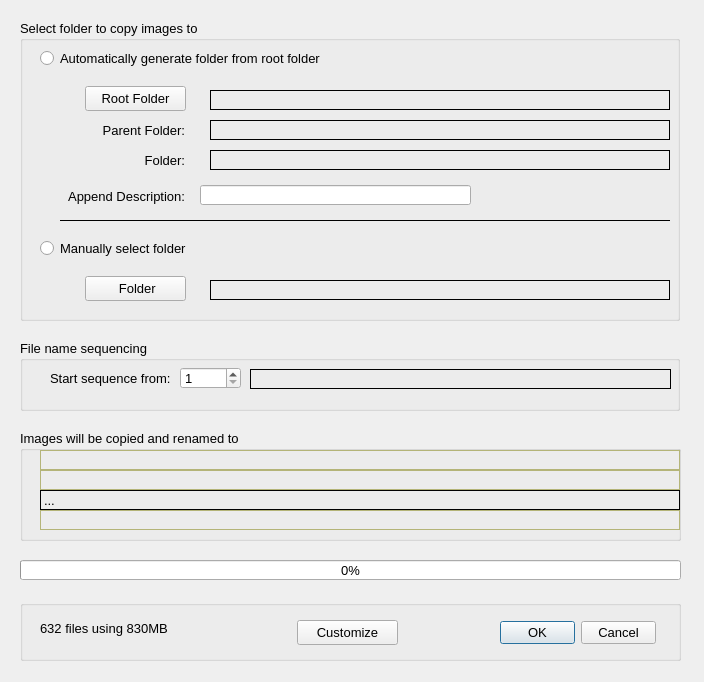
The window that copypickdlg.ui (towhee/Winnow64) describes before a commit, drawn with Qt 5.
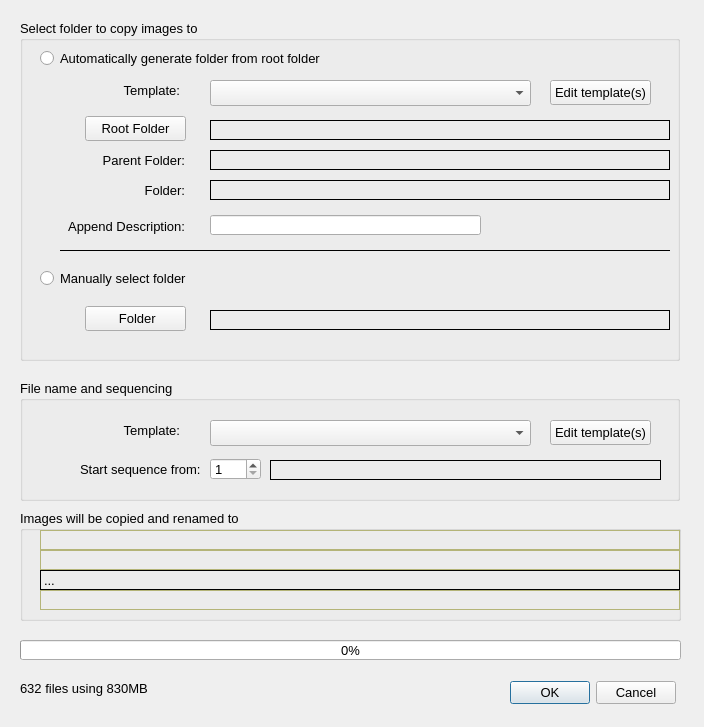
The same window after the commit.

The edit to the form file:
```diff
--- a/copypickdlg.ui
+++ b/copypickdlg.ui
@@ -7,7 +7,7 @@
     <x>0</x>
     <y>0</y>
     <width>704</width>
-    <height>682</height>
+    <height>727</height>
    </rect>
   </property>
   <property name="sizePolicy">
@@ -26,7 +26,7 @@
    <property name="geometry">
     <rect>
      <x>20</x>
-     <y>430</y>
+     <y>510</y>
      <width>661</width>
      <height>111</height>
     </rect>
@@ -449,102 +449,11 @@
     </property>
    </widget>
   </widget>
-  <widget class="QGroupBox" name="groupBox_3">
-   <property name="geometry">
-    <rect>
-     <x>20</x>
-     <y>600</y>
-     <width>661</width>
-     <height>61</height>
-    </rect>
-   </property>
-   <property name="font">
-    <font>
-     <pointsize>10</pointsize>
-    </font>
-   </property>
-   <property name="title">
-    <string/>
-   </property>
-   <widget class="QDialogButtonBox" name="buttonBox">
-    <property name="geometry">
-     <rect>
-      <x>480</x>
-      <y>20</y>
-      <width>156</width>
-      <height>25</height>
-     </rect>
-    </property>
-    <property name="font">
-     <font>
-      <pointsize>10</pointsize>
-      <weight>50</weight>
-      <bold>false</bold>
-     </font>
-    </property>
-    <property name="orientation">
-     <enum>Qt::Horizontal</enum>
-    </property>
-    <property name="standardButtons">
-     <set>QDialogButtonBox::Cancel|QDialogButtonBox::Ok</set>
-    </property>
-   </widget>
-   <widget class="QLabel" name="statsLabel">
-    <property name="geometry">
-     <rect>
-      <x>20</x>
-      <y>20</y>
-      <width>241</width>
-      <height>16</height>
-     </rect>
-    </property>
-    <property name="font">
-     <font>
-      <pointsize>10</pointsize>
-     </font>
-    </property>
-    <property name="text">
-     <string>632 files using 830MB</string>
-    </property>
-   </widget>
-   <widget class="QPushButton" name="tokenEditorBtn">
-    <property name="geometry">
-     <rect>
-      <x>277</x>
-      <y>20</y>
-      <width>101</width>
-      <height>25</height>
-     </rect>
-    </property>
-    <property name="font">
-     <font>
-      <pointsize>10</pointsize>
-      <weight>50</weight>
-      <bold>false</bold>
-     </font>
-    </property>
-    <property name="toolTip">
-     <string>&lt;html&gt;&lt;head/&gt;&lt;body&gt;&lt;p&gt;Select the &lt;span style=&quot; font-weight:600;&quot;&gt;root folder&lt;/span&gt; where your images reside. A new folder will be created in this root folder. The new folder will have the format YYYY-MM-DD_Description.&lt;/p&gt;&lt;p&gt;NOTE: If the image folder has been selected (Folder Button) then that will override the root folder selection.&lt;/p&gt;&lt;p&gt;How the file path is built:&lt;/p&gt;&lt;p&gt;&lt;span style=&quot; color:#fc0107;&quot;&gt;Root Folder&lt;/span&gt; + &lt;span style=&quot; color:#197a17;&quot;&gt;Folder Base &lt;/span&gt;+ &lt;span style=&quot; color:#fd8008;&quot;&gt;Folder Description&lt;/span&gt; + &lt;span style=&quot; color:#0000ff;&quot;&gt;File Base&lt;/span&gt; + &lt;span style=&quot; color:#fc02ff;&quot;&gt;Sequence&lt;/span&gt; + &lt;span style=&quot; color:#996633;&quot;&gt;Suffix&lt;/span&gt;&lt;/p&gt;&lt;p&gt;&lt;span style=&quot; color:#197a17;&quot;&gt;Folder Base&lt;/span&gt; and &lt;span style=&quot; color:#0000ff;&quot;&gt;File Base&lt;/span&gt; = YYYY-MM-DD&lt;/p&gt;&lt;p&gt;Example:&lt;/p&gt;&lt;p&gt;&lt;span style=&quot; color:#fc0107;&quot;&gt;//user/username/pictures/2017-10/&lt;/span&gt;&lt;span style=&quot; color:#197a17;&quot;&gt;2017-10-18&lt;/span&gt;&lt;span style=&quot; color:#fd8008;&quot;&gt;_Paris&lt;/span&gt;/&lt;span style=&quot; color:#0000ff;&quot;&gt;2017-10-18&lt;/span&gt;&lt;span style=&quot; color:#fc02ff;&quot;&gt;_0001&lt;/span&gt;&lt;span style=&quot; color:#996633;&quot;&gt;.cr2&lt;/span&gt;&lt;/p&gt;&lt;/body&gt;&lt;/html&gt;</string>
-    </property>
-    <property name="text">
-     <string>Customize</string>
-    </property>
-    <property name="autoDefault">
-     <bool>false</bool>
-    </property>
-    <property name="default">
-     <bool>false</bool>
-    </property>
-    <property name="flat">
-     <bool>false</bool>
-    </property>
-   </widget>
-  </widget>
   <widget class="QProgressBar" name="progressBar">
    <property name="geometry">
     <rect>
      <x>20</x>
-     <y>560</y>
+     <y>640</y>
      <width>661</width>
      <height>20</height>
     </rect>
@@ -567,7 +476,7 @@
      <x>20</x>
      <y>20</y>
      <width>660</width>
-     <height>301</height>
+     <height>341</height>
     </rect>
    </property>
    <property name="font">
@@ -585,7 +494,7 @@
     <property name="geometry">
      <rect>
       <x>65</x>
-      <y>256</y>
+      <y>286</y>
       <width>101</width>
       <height>25</height>
      </rect>
@@ -617,11 +526,16 @@
     <property name="geometry">
      <rect>
       <x>25</x>
-      <y>100</y>
+      <y>130</y>
       <width>140</width>
       <height>20</height>
      </rect>
     </property>
+    <property name="font">
+     <font>
+      <pointsize>10</pointsize>
+     </font>
+    </property>
     <property name="toolTip">
      <string>&lt;html&gt;&lt;head/&gt;&lt;body&gt;&lt;p&gt;&lt;span style=&quot; font-size:10pt; font-weight:600;&quot;&gt;How auto-generate folder works:&lt;/span&gt;&lt;/p&gt;&lt;p&gt;&lt;span style=&quot; font-size:10pt;&quot;&gt;How the file path is built:&lt;/span&gt;&lt;/p&gt;&lt;p&gt;&lt;span style=&quot; font-size:10pt; color:#000000;&quot;&gt;Root Folder + Folder Path + Folder Base + Folder Description + File Base + Sequence + Suffix&lt;/span&gt;&lt;/p&gt;&lt;p&gt;&lt;span style=&quot; font-size:10pt; font-weight:600; color:#000000;&quot;&gt;Root folder&lt;/span&gt;&lt;span style=&quot; font-size:10pt; color:#000000;&quot;&gt;: root where your images reside ie &lt;/span&gt;&lt;span style=&quot; font-size:10pt; color:#0000ff;&quot;&gt;//user/username/pictures or E:/&lt;/span&gt;&lt;/p&gt;&lt;p&gt;&lt;span style=&quot; font-size:10pt; font-weight:600; color:#000000;&quot;&gt;Folder Path&lt;/span&gt;&lt;span style=&quot; font-size:10pt; color:#000000;&quot;&gt;:  heirarchical structure ie &lt;/span&gt;&lt;span style=&quot; font-size:10pt; color:#0000ff;&quot;&gt;2018/2018-02&lt;/span&gt;&lt;/p&gt;&lt;p&gt;&lt;span style=&quot; font-size:10pt; font-weight:600;&quot;&gt;Folder&lt;/span&gt;&lt;span style=&quot; font-size:10pt;&quot;&gt;:  the folder where the images will be copied in the form FolderBase_Description:&lt;/span&gt;&lt;/p&gt;&lt;p&gt;&lt;span style=&quot; font-size:10pt;&quot;/&gt;&lt;span style=&quot; font-size:10pt; font-weight:600;&quot;&gt; Folder base&lt;/span&gt;&lt;span style=&quot; font-size:10pt;&quot;&gt;:  YYYY-MM-DD ie &lt;/span&gt;&lt;span style=&quot; font-size:10pt; color:#0000ff;&quot;&gt;8018-02-22&lt;br/&gt;&lt;/span&gt;&lt;span style=&quot; font-size:10pt; font-weight:600; color:#000000;&quot;&gt;Folder description&lt;/span&gt;&lt;span style=&quot; font-size:10pt; color:#000000;&quot;&gt;: Description ie &lt;/span&gt;&lt;span style=&quot; font-size:10pt; color:#0000ff;&quot;&gt;Paris&lt;/span&gt;&lt;/p&gt;&lt;p&gt;&lt;span style=&quot; font-size:10pt; font-weight:600;&quot;&gt;File name&lt;/span&gt;&lt;span style=&quot; font-size:10pt;&quot;&gt;:  YYYY-MM-DD_XXXX.cr2  ie &lt;/span&gt;&lt;span style=&quot; font-size:10pt; color:#0000ff;&quot;&gt;2018-02-22_0089.cr2&lt;/span&gt;&lt;/p&gt;&lt;p&gt;&lt;span style=&quot; font-size:10pt; color:#0000ff;&quot;&gt;//user/username/pictures/2018/2018-02/2018-02-22_Paris/2018-02-22_0089.cr2&lt;/span&gt;&lt;/p&gt;&lt;/body&gt;&lt;/html&gt;</string>
     </property>
@@ -636,11 +550,16 @@
     <property name="geometry">
      <rect>
       <x>25</x>
-      <y>130</y>
+      <y>160</y>
       <width>140</width>
       <height>20</height>
      </rect>
     </property>
+    <property name="font">
+     <font>
+      <pointsize>10</pointsize>
+     </font>
+    </property>
     <property name="toolTip">
      <string>&lt;html&gt;&lt;head/&gt;&lt;body&gt;&lt;p&gt;&lt;span style=&quot; font-size:10pt; font-weight:600;&quot;&gt;How auto-generate folder works:&lt;/span&gt;&lt;/p&gt;&lt;p&gt;&lt;span style=&quot; font-size:10pt;&quot;&gt;How the file path is built:&lt;/span&gt;&lt;/p&gt;&lt;p&gt;&lt;span style=&quot; font-size:10pt; color:#000000;&quot;&gt;Root Folder + Folder Path + Folder Base + Folder Description + File Base + Sequence + Suffix&lt;/span&gt;&lt;/p&gt;&lt;p&gt;&lt;span style=&quot; font-size:10pt; font-weight:600; color:#000000;&quot;&gt;Root folder&lt;/span&gt;&lt;span style=&quot; font-size:10pt; color:#000000;&quot;&gt;: root where your images reside ie &lt;/span&gt;&lt;span style=&quot; font-size:10pt; color:#0000ff;&quot;&gt;//user/username/pictures or E:/&lt;/span&gt;&lt;/p&gt;&lt;p&gt;&lt;span style=&quot; font-size:10pt; font-weight:600; color:#000000;&quot;&gt;Folder Path&lt;/span&gt;&lt;span style=&quot; font-size:10pt; color:#000000;&quot;&gt;:  heirarchical structure ie &lt;/span&gt;&lt;span style=&quot; font-size:10pt; color:#0000ff;&quot;&gt;2018/2018-02&lt;/span&gt;&lt;/p&gt;&lt;p&gt;&lt;span style=&quot; font-size:10pt; font-weight:600;&quot;&gt;Folder&lt;/span&gt;&lt;span style=&quot; font-size:10pt;&quot;&gt;:  the folder where the images will be copied in the form FolderBase_Description:&lt;/span&gt;&lt;/p&gt;&lt;p&gt;&lt;span style=&quot; font-size:10pt;&quot;/&gt;&lt;span style=&quot; font-size:10pt; font-weight:600;&quot;&gt; Folder base&lt;/span&gt;&lt;span style=&quot; font-size:10pt;&quot;&gt;:  YYYY-MM-DD ie &lt;/span&gt;&lt;span style=&quot; font-size:10pt; color:#0000ff;&quot;&gt;8018-02-22&lt;br/&gt;&lt;/span&gt;&lt;span style=&quot; font-size:10pt; font-weight:600; color:#000000;&quot;&gt;Folder description&lt;/span&gt;&lt;span style=&quot; font-size:10pt; color:#000000;&quot;&gt;: Description ie &lt;/span&gt;&lt;span style=&quot; font-size:10pt; color:#0000ff;&quot;&gt;Paris&lt;/span&gt;&lt;/p&gt;&lt;p&gt;&lt;span style=&quot; font-size:10pt; font-weight:600;&quot;&gt;File name&lt;/span&gt;&lt;span style=&quot; font-size:10pt;&quot;&gt;:  YYYY-MM-DD_XXXX.cr2  ie &lt;/span&gt;&lt;span style=&quot; font-size:10pt; color:#0000ff;&quot;&gt;2018-02-22_0089.cr2&lt;/span&gt;&lt;/p&gt;&lt;p&gt;&lt;span style=&quot; font-size:10pt; color:#0000ff;&quot;&gt;//user/username/pictures/2018/2018-02/2018-02-22_Paris/2018-02-22_0089.cr2&lt;/span&gt;&lt;/p&gt;&lt;/body&gt;&lt;/html&gt;</string>
     </property>
@@ -674,8 +593,8 @@
    <widget class="QLineEdit" name="descriptionLineEdit">
     <property name="geometry">
      <rect>
-      <x>180</x>
-      <y>165</y>
+      <x>190</x>
+      <y>195</y>
       <width>271</width>
       <height>20</height>
      </rect>
@@ -693,7 +612,7 @@
     <property name="geometry">
      <rect>
       <x>20</x>
-      <y>220</y>
+      <y>250</y>
       <width>511</width>
       <height>17</height>
      </rect>
@@ -713,7 +632,7 @@
     <property name="geometry">
      <rect>
       <x>190</x>
-      <y>260</y>
+      <y>290</y>
       <width>460</width>
       <height>20</height>
      </rect>
@@ -737,7 +656,7 @@
     <property name="geometry">
      <rect>
       <x>65</x>
-      <y>66</y>
+      <y>96</y>
       <width>101</width>
       <height>25</height>
      </rect>
@@ -769,7 +688,7 @@
     <property name="geometry">
      <rect>
       <x>190</x>
-      <y>70</y>
+      <y>100</y>
       <width>460</width>
       <height>20</height>
      </rect>
@@ -793,7 +712,7 @@
     <property name="geometry">
      <rect>
       <x>190</x>
-      <y>100</y>
+      <y>130</y>
       <width>460</width>
       <height>20</height>
      </rect>
@@ -817,7 +736,7 @@
     <property name="geometry">
      <rect>
       <x>190</x>
-      <y>130</y>
+      <y>160</y>
       <width>460</width>
       <height>20</height>
      </rect>
@@ -844,7 +763,7 @@
     <property name="geometry">
      <rect>
       <x>25</x>
-      <y>166</y>
+      <y>196</y>
       <width>140</width>
       <height>20</height>
      </rect>
@@ -868,7 +787,7 @@
     <property name="geometry">
      <rect>
       <x>40</x>
-      <y>200</y>
+      <y>230</y>
       <width>610</width>
       <height>1</height>
      </rect>
@@ -883,14 +802,83 @@
      <enum>Qt::Horizontal</enum>
     </property>
    </widget>
+   <widget class="QLabel" name="label_4">
+    <property name="geometry">
+     <rect>
+      <x>20</x>
+      <y>60</y>
+      <width>140</width>
+      <height>20</height>
+     </rect>
+    </property>
+    <property name="font">
+     <font>
+      <pointsize>10</pointsize>
+     </font>
+    </property>
+    <property name="toolTip">
+     <string>&lt;html&gt;&lt;head/&gt;&lt;body&gt;&lt;p&gt;&lt;span style=&quot; font-size:10pt; font-weight:600;&quot;&gt;How auto-generate folder works:&lt;/span&gt;&lt;/p&gt;&lt;p&gt;&lt;span style=&quot; font-size:10pt;&quot;&gt;How the file path is built:&lt;/span&gt;&lt;/p&gt;&lt;p&gt;&lt;span style=&quot; font-size:10pt; color:#000000;&quot;&gt;Root Folder + Folder Path + Folder Base + Folder Description + File Base + Sequence + Suffix&lt;/span&gt;&lt;/p&gt;&lt;p&gt;&lt;span style=&quot; font-size:10pt; font-weight:600; color:#000000;&quot;&gt;Root folder&lt;/span&gt;&lt;span style=&quot; font-size:10pt; color:#000000;&quot;&gt;: root where your images reside ie &lt;/span&gt;&lt;span style=&quot; font-size:10pt; color:#0000ff;&quot;&gt;//user/username/pictures or E:/&lt;/span&gt;&lt;/p&gt;&lt;p&gt;&lt;span style=&quot; font-size:10pt; font-weight:600; color:#000000;&quot;&gt;Folder Path&lt;/span&gt;&lt;span style=&quot; font-size:10pt; color:#000000;&quot;&gt;:  heirarchical structure ie &lt;/span&gt;&lt;span style=&quot; font-size:10pt; color:#0000ff;&quot;&gt;2018/2018-02&lt;/span&gt;&lt;/p&gt;&lt;p&gt;&lt;span style=&quot; font-size:10pt; font-weight:600;&quot;&gt;Folder&lt;/span&gt;&lt;span style=&quot; font-size:10pt;&quot;&gt;:  the folder where the images will be copied in the form FolderBase_Description:&lt;/span&gt;&lt;/p&gt;&lt;p&gt;&lt;span style=&quot; font-size:10pt;&quot;/&gt;&lt;span style=&quot; font-size:10pt; font-weight:600;&quot;&gt; Folder base&lt;/span&gt;&lt;span style=&quot; font-size:10pt;&quot;&gt;:  YYYY-MM-DD ie &lt;/span&gt;&lt;span style=&quot; font-size:10pt; color:#0000ff;&quot;&gt;8018-02-22&lt;br/&gt;&lt;/span&gt;&lt;span style=&quot; font-size:10pt; font-weight:600; color:#000000;&quot;&gt;Folder description&lt;/span&gt;&lt;span style=&quot; font-size:10pt; color:#000000;&quot;&gt;: Description ie &lt;/span&gt;&lt;span style=&quot; font-size:10pt; color:#0000ff;&quot;&gt;Paris&lt;/span&gt;&lt;/p&gt;&lt;p&gt;&lt;span style=&quot; font-size:10pt; font-weight:600;&quot;&gt;File name&lt;/span&gt;&lt;span style=&quot; font-size:10pt;&quot;&gt;:  YYYY-MM-DD_XXXX.cr2  ie &lt;/span&gt;&lt;span style=&quot; font-size:10pt; color:#0000ff;&quot;&gt;2018-02-22_0089.cr2&lt;/span&gt;&lt;/p&gt;&lt;p&gt;&lt;span style=&quot; font-size:10pt; color:#0000ff;&quot;&gt;//user/username/pictures/2018/2018-02/2018-02-22_Paris/2018-02-22_0089.cr2&lt;/span&gt;&lt;/p&gt;&lt;/body&gt;&lt;/html&gt;</string>
+    </property>
+    <property name="text">
+     <string>Template:</string>
+    </property>
+    <property name="alignment">
+     <set>Qt::AlignRight|Qt::AlignTrailing|Qt::AlignVCenter</set>
+    </property>
+   </widget>
+   <widget class="QComboBox" name="comboBox">
+    <property name="geometry">
+     <rect>
+      <x>190</x>
+      <y>60</y>
+      <width>321</width>
+      <height>26</height>
+     </rect>
+    </property>
+    <property name="currentText">
+     <string/>
+    </property>
+   </widget>
+   <widget class="QPushButton" name="tokenEditorBtn">
+    <property name="geometry">
+     <rect>
+      <x>530</x>
+      <y>60</y>
+      <width>101</width>
+      <height>25</height>
+     </rect>
+    </property>
+    <property name="font">
+     <font>
+      <pointsize>10</pointsize>
+      <weight>50</weight>
+      <bold>false</bold>
+     </font>
+    </property>
+    <property name="toolTip">
+     <string>&lt;html&gt;&lt;head/&gt;&lt;body&gt;&lt;p&gt;Select the &lt;span style=&quot; font-weight:600;&quot;&gt;root folder&lt;/span&gt; where your images reside. A new folder will be created in this root folder. The new folder will have the format YYYY-MM-DD_Description.&lt;/p&gt;&lt;p&gt;NOTE: If the image folder has been selected (Folder Button) then that will override the root folder selection.&lt;/p&gt;&lt;p&gt;How the file path is built:&lt;/p&gt;&lt;p&gt;&lt;span style=&quot; color:#fc0107;&quot;&gt;Root Folder&lt;/span&gt; + &lt;span style=&quot; color:#197a17;&quot;&gt;Folder Base &lt;/span&gt;+ &lt;span style=&quot; color:#fd8008;&quot;&gt;Folder Description&lt;/span&gt; + &lt;span style=&quot; color:#0000ff;&quot;&gt;File Base&lt;/span&gt; + &lt;span style=&quot; color:#fc02ff;&quot;&gt;Sequence&lt;/span&gt; + &lt;span style=&quot; color:#996633;&quot;&gt;Suffix&lt;/span&gt;&lt;/p&gt;&lt;p&gt;&lt;span style=&quot; color:#197a17;&quot;&gt;Folder Base&lt;/span&gt; and &lt;span style=&quot; color:#0000ff;&quot;&gt;File Base&lt;/span&gt; = YYYY-MM-DD&lt;/p&gt;&lt;p&gt;Example:&lt;/p&gt;&lt;p&gt;&lt;span style=&quot; color:#fc0107;&quot;&gt;//user/username/pictures/2017-10/&lt;/span&gt;&lt;span style=&quot; color:#197a17;&quot;&gt;2017-10-18&lt;/span&gt;&lt;span style=&quot; color:#fd8008;&quot;&gt;_Paris&lt;/span&gt;/&lt;span style=&quot; color:#0000ff;&quot;&gt;2017-10-18&lt;/span&gt;&lt;span style=&quot; color:#fc02ff;&quot;&gt;_0001&lt;/span&gt;&lt;span style=&quot; color:#996633;&quot;&gt;.cr2&lt;/span&gt;&lt;/p&gt;&lt;/body&gt;&lt;/html&gt;</string>
+    </property>
+    <property name="text">
+     <string>Edit template(s)</string>
+    </property>
+    <property name="autoDefault">
+     <bool>false</bool>
+    </property>
+    <property name="default">
+     <bool>false</bool>
+    </property>
+    <property name="flat">
+     <bool>false</bool>
+    </property>
+   </widget>
   </widget>
   <widget class="QGroupBox" name="groupBox_4">
    <property name="geometry">
     <rect>
      <x>20</x>
-     <y>340</y>
+     <y>380</y>
      <width>660</width>
-     <height>71</height>
+     <height>121</height>
     </rect>
    </property>
    <property name="font">
@@ -899,14 +887,14 @@
     </font>
    </property>
    <property name="title">
-    <string>File name sequencing</string>
+    <string>File name and sequencing</string>
    </property>
    <widget class="QLabel" name="existingSequenceLabel">
     <property name="geometry">
      <rect>
-      <x>230</x>
-      <y>29</y>
-      <width>421</width>
+      <x>250</x>
+      <y>80</y>
+      <width>391</width>
       <height>20</height>
      </rect>
     </property>
@@ -923,8 +911,8 @@
    <widget class="QLabel" name="label_3">
     <property name="geometry">
      <rect>
-      <x>30</x>
-      <y>30</y>
+      <x>60</x>
+      <y>81</y>
       <width>121</width>
       <height>16</height>
      </rect>
@@ -941,9 +929,9 @@
    <widget class="QSpinBox" name="spinBoxStartNumber">
     <property name="geometry">
      <rect>
-      <x>160</x>
-      <y>27</y>
-      <width>61</width>
+      <x>190</x>
+      <y>78</y>
+      <width>51</width>
       <height>22</height>
      </rect>
     </property>
@@ -962,6 +950,116 @@
      <number>9999</number>
     </property>
    </widget>
+   <widget class="QLabel" name="label_5">
+    <property name="geometry">
+     <rect>
+      <x>20</x>
+      <y>40</y>
+      <width>140</width>
+      <height>20</height>
+     </rect>
+    </property>
+    <property name="font">
+     <font>
+      <pointsize>10</pointsize>
+     </font>
+    </property>
+    <property name="toolTip">
+     <string>&lt;html&gt;&lt;head/&gt;&lt;body&gt;&lt;p&gt;&lt;span style=&quot; font-size:10pt; font-weight:600;&quot;&gt;How auto-generate folder works:&lt;/span&gt;&lt;/p&gt;&lt;p&gt;&lt;span style=&quot; font-size:10pt;&quot;&gt;How the file path is built:&lt;/span&gt;&lt;/p&gt;&lt;p&gt;&lt;span style=&quot; font-size:10pt; color:#000000;&quot;&gt;Root Folder + Folder Path + Folder Base + Folder Description + File Base + Sequence + Suffix&lt;/span&gt;&lt;/p&gt;&lt;p&gt;&lt;span style=&quot; font-size:10pt; font-weight:600; color:#000000;&quot;&gt;Root folder&lt;/span&gt;&lt;span style=&quot; font-size:10pt; color:#000000;&quot;&gt;: root where your images reside ie &lt;/span&gt;&lt;span style=&quot; font-size:10pt; color:#0000ff;&quot;&gt;//user/username/pictures or E:/&lt;/span&gt;&lt;/p&gt;&lt;p&gt;&lt;span style=&quot; font-size:10pt; font-weight:600; color:#000000;&quot;&gt;Folder Path&lt;/span&gt;&lt;span style=&quot; font-size:10pt; color:#000000;&quot;&gt;:  heirarchical structure ie &lt;/span&gt;&lt;span style=&quot; font-size:10pt; color:#0000ff;&quot;&gt;2018/2018-02&lt;/span&gt;&lt;/p&gt;&lt;p&gt;&lt;span style=&quot; font-size:10pt; font-weight:600;&quot;&gt;Folder&lt;/span&gt;&lt;span style=&quot; font-size:10pt;&quot;&gt;:  the folder where the images will be copied in the form FolderBase_Description:&lt;/span&gt;&lt;/p&gt;&lt;p&gt;&lt;span style=&quot; font-size:10pt;&quot;/&gt;&lt;span style=&quot; font-size:10pt; font-weight:600;&quot;&gt; Folder base&lt;/span&gt;&lt;span style=&quot; font-size:10pt;&quot;&gt;:  YYYY-MM-DD ie &lt;/span&gt;&lt;span style=&quot; font-size:10pt; color:#0000ff;&quot;&gt;8018-02-22&lt;br/&gt;&lt;/span&gt;&lt;span style=&quot; font-size:10pt; font-weight:600; color:#000000;&quot;&gt;Folder description&lt;/span&gt;&lt;span style=&quot; font-size:10pt; color:#000000;&quot;&gt;: Description ie &lt;/span&gt;&lt;span style=&quot; font-size:10pt; color:#0000ff;&quot;&gt;Paris&lt;/span&gt;&lt;/p&gt;&lt;p&gt;&lt;span style=&quot; font-size:10pt; font-weight:600;&quot;&gt;File name&lt;/span&gt;&lt;span style=&quot; font-size:10pt;&quot;&gt;:  YYYY-MM-DD_XXXX.cr2  ie &lt;/span&gt;&lt;span style=&quot; font-size:10pt; color:#0000ff;&quot;&gt;2018-02-22_0089.cr2&lt;/span&gt;&lt;/p&gt;&lt;p&gt;&lt;span style=&quot; font-size:10pt; color:#0000ff;&quot;&gt;//user/username/pictures/2018/2018-02/2018-02-22_Paris/2018-02-22_0089.cr2&lt;/span&gt;&lt;/p&gt;&lt;/body&gt;&lt;/html&gt;</string>
+    </property>
+    <property name="text">
+     <string>Template:</string>
+    </property>
+    <property name="alignment">
+     <set>Qt::AlignRight|Qt::AlignTrailing|Qt::AlignVCenter</set>
+    </property>
+   </widget>
+   <widget class="QComboBox" name="comboBox_2">
+    <property name="geometry">
+     <rect>
+      <x>190</x>
+      <y>40</y>
+      <width>321</width>
+      <height>26</height>
+     </rect>
+    </property>
+   </widget>
+   <widget class="QPushButton" name="tokenEditorBtn_2">
+    <property name="geometry">
+     <rect>
+      <x>530</x>
+      <y>40</y>
+      <width>101</width>
+      <height>25</height>
+     </rect>
+    </property>
+    <property name="font">
+     <font>
+      <pointsize>10</pointsize>
+      <weight>50</weight>
+      <bold>false</bold>
+     </font>
+    </property>
+    <property name="toolTip">
+     <string>&lt;html&gt;&lt;head/&gt;&lt;body&gt;&lt;p&gt;Select the &lt;span style=&quot; font-weight:600;&quot;&gt;root folder&lt;/span&gt; where your images reside. A new folder will be created in this root folder. The new folder will have the format YYYY-MM-DD_Description.&lt;/p&gt;&lt;p&gt;NOTE: If the image folder has been selected (Folder Button) then that will override the root folder selection.&lt;/p&gt;&lt;p&gt;How the file path is built:&lt;/p&gt;&lt;p&gt;&lt;span style=&quot; color:#fc0107;&quot;&gt;Root Folder&lt;/span&gt; + &lt;span style=&quot; color:#197a17;&quot;&gt;Folder Base &lt;/span&gt;+ &lt;span style=&quot; color:#fd8008;&quot;&gt;Folder Description&lt;/span&gt; + &lt;span style=&quot; color:#0000ff;&quot;&gt;File Base&lt;/span&gt; + &lt;span style=&quot; color:#fc02ff;&quot;&gt;Sequence&lt;/span&gt; + &lt;span style=&quot; color:#996633;&quot;&gt;Suffix&lt;/span&gt;&lt;/p&gt;&lt;p&gt;&lt;span style=&quot; color:#197a17;&quot;&gt;Folder Base&lt;/span&gt; and &lt;span style=&quot; color:#0000ff;&quot;&gt;File Base&lt;/span&gt; = YYYY-MM-DD&lt;/p&gt;&lt;p&gt;Example:&lt;/p&gt;&lt;p&gt;&lt;span style=&quot; color:#fc0107;&quot;&gt;//user/username/pictures/2017-10/&lt;/span&gt;&lt;span style=&quot; color:#197a17;&quot;&gt;2017-10-18&lt;/span&gt;&lt;span style=&quot; color:#fd8008;&quot;&gt;_Paris&lt;/span&gt;/&lt;span style=&quot; color:#0000ff;&quot;&gt;2017-10-18&lt;/span&gt;&lt;span style=&quot; color:#fc02ff;&quot;&gt;_0001&lt;/span&gt;&lt;span style=&quot; color:#996633;&quot;&gt;.cr2&lt;/span&gt;&lt;/p&gt;&lt;/body&gt;&lt;/html&gt;</string>
+    </property>
+    <property name="text">
+     <string>Edit template(s)</string>
+    </property>
+    <property name="autoDefault">
+     <bool>false</bool>
+    </property>
+    <property name="default">
+     <bool>false</bool>
+    </property>
+    <property name="flat">
+     <bool>false</bool>
+    </property>
+   </widget>
+  </widget>
+  <widget class="QDialogButtonBox" name="buttonBox">
+   <property name="geometry">
+    <rect>
+     <x>475</x>
+     <y>680</y>
+     <width>201</width>
+     <height>25</height>
+    </rect>
+   </property>
+   <property name="font">
+    <font>
+     <pointsize>10</pointsize>
+     <weight>50</weight>
+     <bold>false</bold>
+    </font>
+   </property>
+   <property name="orientation">
+    <enum>Qt::Horizontal</enum>
+   </property>
+   <property name="standardButtons">
+    <set>QDialogButtonBox::Cancel|QDialogButtonBox::Ok</set>
+   </property>
+   <property name="centerButtons">
+    <bool>false</bool>
+   </property>
+  </widget>
+  <widget class="QLabel" name="statsLabel">
+   <property name="geometry">
+    <rect>
+     <x>20</x>
+     <y>680</y>
+     <width>241</width>
+     <height>16</height>
+    </rect>
+   </property>
+   <property name="font">
+    <font>
+     <pointsize>10</pointsize>
+    </font>
+   </property>
+   <property name="text">
+    <string>632 files using 830MB</string>
+   </property>
   </widget>
  </widget>
  <resources/>
```
